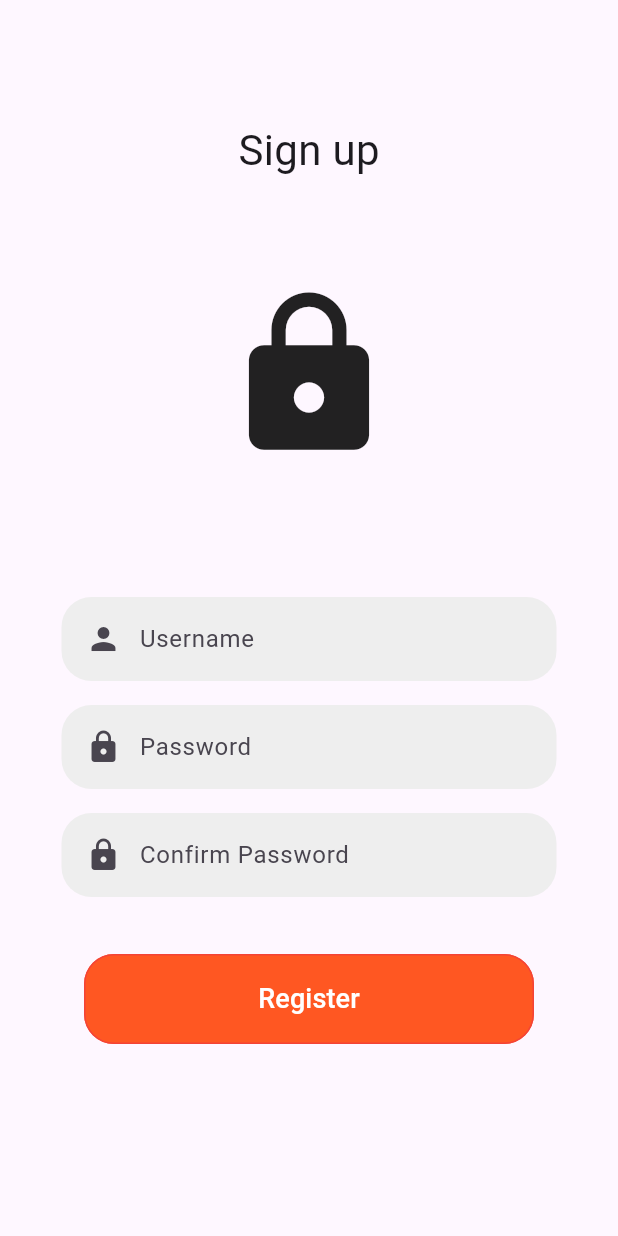
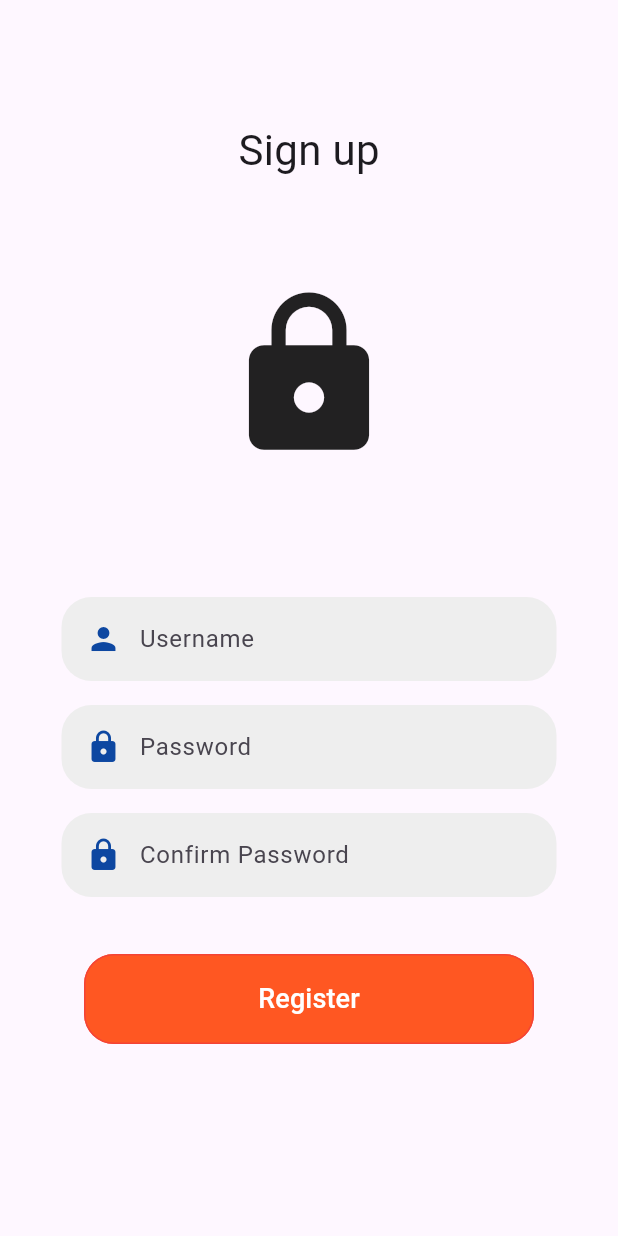
Before and after one commit to sydney1232/YCSS, a Flutter app: the RegistrationPage screen opened by its route, on a phone screen of 412 x 824 dp. Run offline on Flutter 3.47's test engine with Material 3 defaults, Android fonts, the phone set to English and light mode, and no system bars; our stand-ins replace awesome_dialog, cloud_firestore, firebase_auth, firebase_core, lottie; accounts and stored records are empty; network calls fail.

Commit message:
Beautify Input Fields

```diff
--- a/lib/widgets/user_password_text_field.dart
+++ b/lib/widgets/user_password_text_field.dart
@@ -1,5 +1,6 @@
-import 'package:flutter/cupertino.dart';
 import 'package:flutter/material.dart';
+
+import '../constants/color_palette.dart';
 
 class PasswordTextField extends StatefulWidget {
   TextEditingController controller;
@@ -26,12 +27,15 @@ class _PasswordTextFieldState extends State<PasswordTextField> {
             controller: widget.controller,
             obscureText: true,
             keyboardType: TextInputType.emailAddress,
-            cursorColor: Colors.deepOrange,
+            cursorColor: lightPink,
             decoration: InputDecoration(
               hintText: widget.hintText ?? "Password",
               prefixIcon: const Padding(
                 padding: EdgeInsets.only(left: 16, right: 8),
-                child: Icon(Icons.lock),
+                child: Icon(
+                  Icons.lock,
+                  color: Color(0xFF0D47A1),
+                ),
               ),
               contentPadding:
                   EdgeInsets.symmetric(vertical: 16, horizontal: 16),
--- a/lib/widgets/user_text_field.dart
+++ b/lib/widgets/user_text_field.dart
@@ -1,6 +1,5 @@
-import 'package:flutter/cupertino.dart';
 import 'package:flutter/material.dart';
-import 'package:flutter/painting.dart';
+import 'package:ycss/constants/color_palette.dart';
 
 class UserNameTextField extends StatefulWidget {
   TextEditingController controller;
@@ -23,14 +22,18 @@ class _UserNameTextFieldState extends State<UserNameTextField> {
             borderRadius: BorderRadius.circular(20.0), // Add rounded corners
           ),
           child: TextFormField(
+            style: TextStyle(color: lightPink),
             controller: widget.controller,
             keyboardType: TextInputType.emailAddress,
-            cursorColor: Colors.deepOrange,
+            cursorColor: lightPink,
             decoration: const InputDecoration(
               hintText: "Username",
               prefixIcon: Padding(
                 padding: const EdgeInsets.only(left: 16, right: 8),
-                child: Icon(Icons.person),
+                child: Icon(
+                  Icons.person,
+                  color: Color(0xFF0D47A1),
+                ), //Using this color code since it is expecting a PrimarySwatch value
               ),
               contentPadding:
                   EdgeInsets.symmetric(vertical: 16, horizontal: 16),
```
